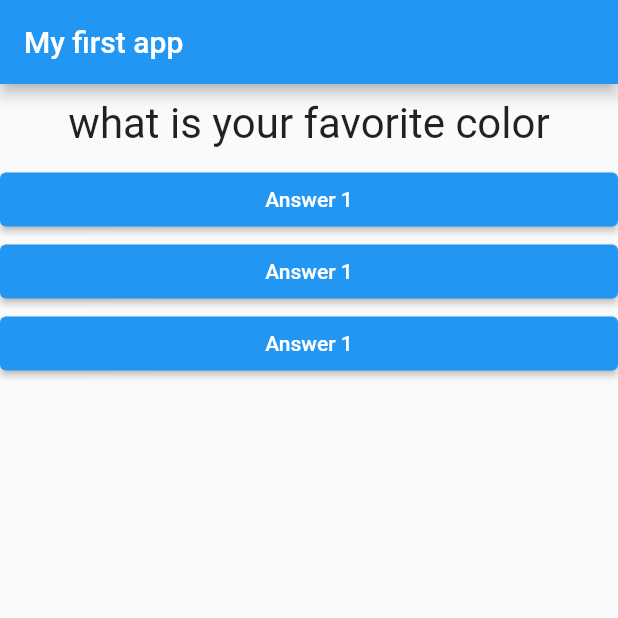
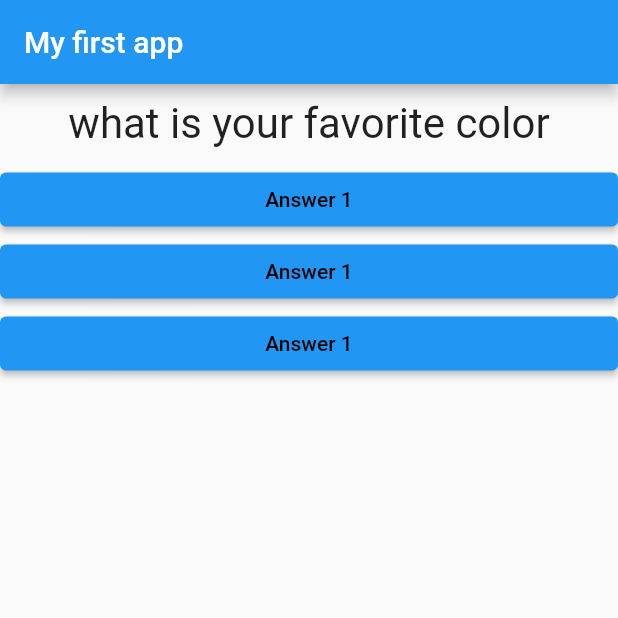
Before and after one commit to pveg/Flutter_Testing_App, a Flutter app: the screen it shows after launch, on a phone screen of 412 x 824 dp, the top half of it. Run offline on Flutter 3.47's test engine with Material 2 defaults, Android fonts, the phone set to English and light mode, and no system bars.

Commit message:
exploring with materialstateproperty

```diff
--- a/lib/answers.dart
+++ b/lib/answers.dart
@@ -11,7 +11,8 @@ class Answers extends StatelessWidget {
       width: double.infinity,
       child: ElevatedButton(
           style: ButtonStyle(
-              backgroundColor: MaterialStateProperty.all(Colors.blue)),
+              backgroundColor: MaterialStateProperty.all(Colors.blue),
+              foregroundColor: MaterialStateProperty.all(Colors.black)),
           onPressed: selectHandler,
           child: Text('Answer 1')),
     );
```
